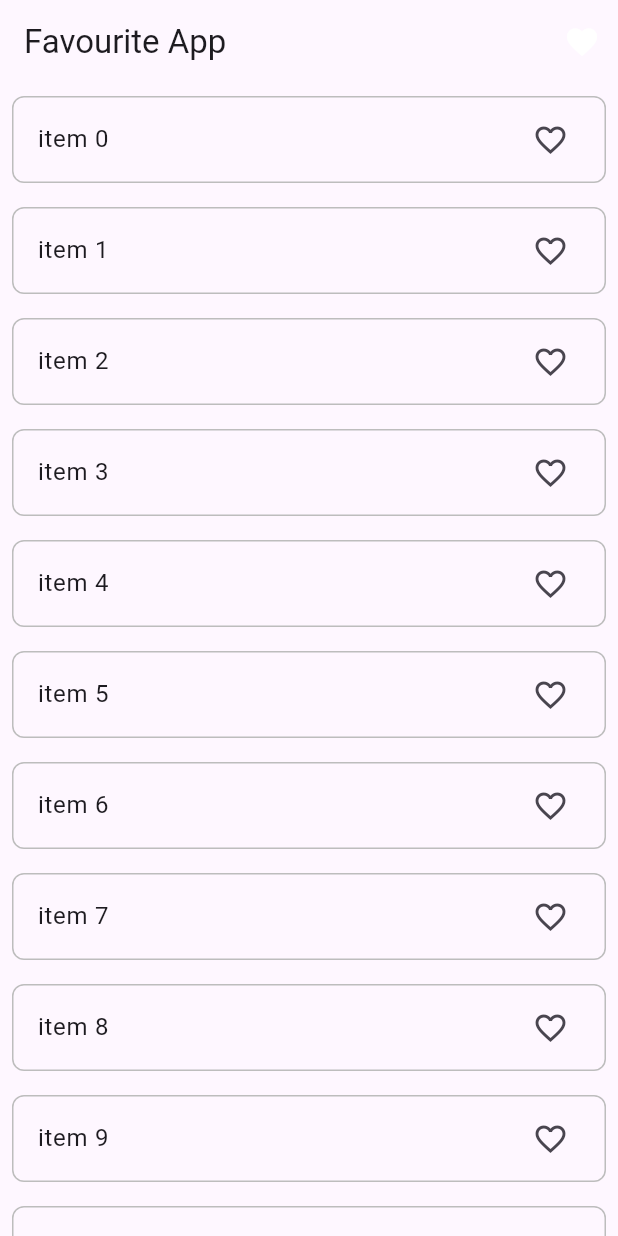
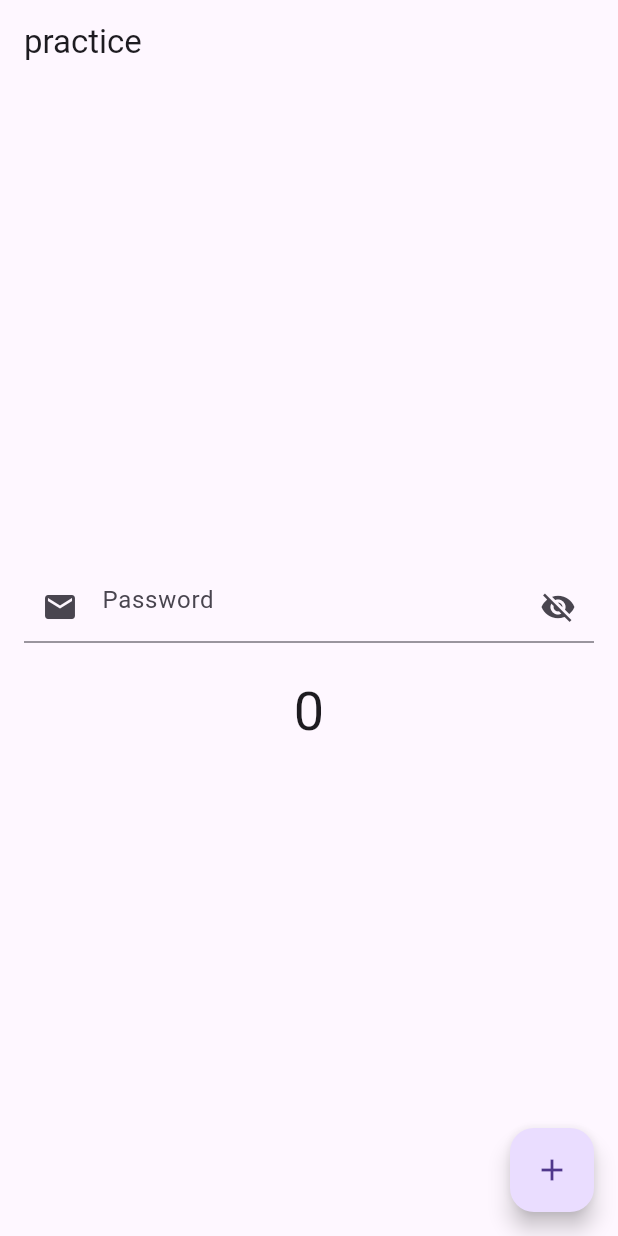
Before and after one commit to Hashimkhann1/learning-and-practice-of-provider, a Flutter app: the screen it shows after launch, on a phone screen of 412 x 824 dp. Run offline on Flutter 3.47's test engine with Material 3 defaults, Android fonts, the light colour scheme and no system bars.

Commit message:
i learn how to convert theme from light to dark and dark to light with provider and how to use stateless widgets as stateful widgets

```diff
--- a/lib/main.dart
+++ b/lib/main.dart
@@ -2,9 +2,12 @@ import 'package:flutter/material.dart';
 import 'package:managestate/provider/another_exp_provider.dart';
 import 'package:managestate/provider/counter_provider.dart';
 import 'package:managestate/provider/fav_item_provider.dart';
+import 'package:managestate/provider/theme_provider.dart';
 import 'package:managestate/screen/another_example.dart';
 import 'package:managestate/screen/counter_screen.dart';
+import 'package:managestate/screen/dark_and_light_screen.dart';
 import 'package:managestate/screen/favourite.dart';
+import 'package:managestate/screen/notify_listener_screen.dart';
 import 'package:managestate/why_provider_screen.dart';
 import 'package:provider/provider.dart';
 
@@ -19,25 +22,37 @@ class MyApp extends StatelessWidget {
   // This widget is the root of your application.
   @override
   Widget build(BuildContext context) {
+
     return MultiProvider(
       providers: [
         ChangeNotifierProvider(create: (_) => CountProvieer()),
         ChangeNotifierProvider(create: (_) => AnotherExpProvider()),
         ChangeNotifierProvider(create: (_) => FavItemProvier()),
+        ChangeNotifierProvider(create: (_) => ThemeProvider()),
       ],
-      child: MaterialApp(
+      child: Builder(builder: (BuildContext context){
+        final themeProvider = Provider.of<ThemeProvider>(context);
+        return MaterialApp(
           debugShowCheckedModeBanner: false,
           title: 'Flutter Demo',
+          themeMode: themeProvider.themeMode,
           theme: ThemeData(
+            brightness: Brightness.light,
             primarySwatch: Colors.blue,
+          ),
+          darkTheme: ThemeData(
+            brightness: Brightness.dark
           ),
           // home: HomeSscreen()
           // home: StateFullScreen(),
           // home: WhyProviderScreen()
           // home: CounterScreen(),
           //   home: AnotherExample(),
-        home: FavouriteScreec(),
-    ),
+          // home: FavouriteScreec(),
+          // home: DarkAndLightScreen(),
+          home: NotifyListenerScreen(),
+        );
+      })
     );
   }
 }
--- /dev/null
+++ b/lib/provider/theme_provider.dart
@@ -0,0 +1,17 @@
+
+
+
+import 'package:flutter/foundation.dart';
+import 'package:flutter/material.dart';
+
+class ThemeProvider with ChangeNotifier {
+
+  var _themeMode = ThemeMode.light;
+  ThemeMode get themeMode => _themeMode;
+
+  void setTheme(theme) {
+    _themeMode = theme;
+    notifyListeners();
+  }
+
+}
--- /dev/null
+++ b/lib/screen/notify_listener_screen.dart
@@ -0,0 +1,57 @@
+import 'package:flutter/material.dart';
+
+class NotifyListenerScreen extends StatelessWidget {
+  NotifyListenerScreen({super.key});
+
+  ValueNotifier<int> _counter = ValueNotifier<int>(0);
+  ValueNotifier<bool> _toggle = ValueNotifier<bool>(true);
+
+  @override
+  Widget build(BuildContext context) {
+    return Scaffold(
+      appBar: AppBar(
+        title: Text("practice",),
+      ),
+      body: Padding(
+        padding: const EdgeInsets.all(16.0),
+        child: Column(
+          mainAxisAlignment: MainAxisAlignment.center,
+          children: [
+            ValueListenableBuilder(
+                valueListenable: _toggle,
+                builder: (context , value , child) {
+                  return TextField(
+                    obscureText: value,
+                    decoration: InputDecoration(
+                        hintText: "Password",
+                        prefixIcon: Icon(Icons.email),
+                        suffixIcon: InkWell(
+                            onTap: () {
+                              _toggle.value = !_toggle.value;
+                            },
+                            child: Icon(value ? Icons.visibility_off : Icons.visibility)
+                        )
+                    ),
+                  );
+            }),
+            const SizedBox(height: 20,),
+            Center(
+              child: ValueListenableBuilder(
+                valueListenable: _counter,
+                  builder: (context , value , child){
+                return Text(value.toString(),style: TextStyle(fontSize: 36),);
+              })
+            )
+          ],
+        ),
+      ),
+      floatingActionButton: FloatingActionButton(
+        onPressed: () {
+          _counter.value++;
+          print(_counter.value);
+        },
+        child: Icon(Icons.add),
+      ),
+    );
+  }
+}
```
Also changed, not shown: lib/screen/dark_and_light_screen.dart (added, +44 -0 lines). Lines whose indentation alone changed are shown as unchanged.
